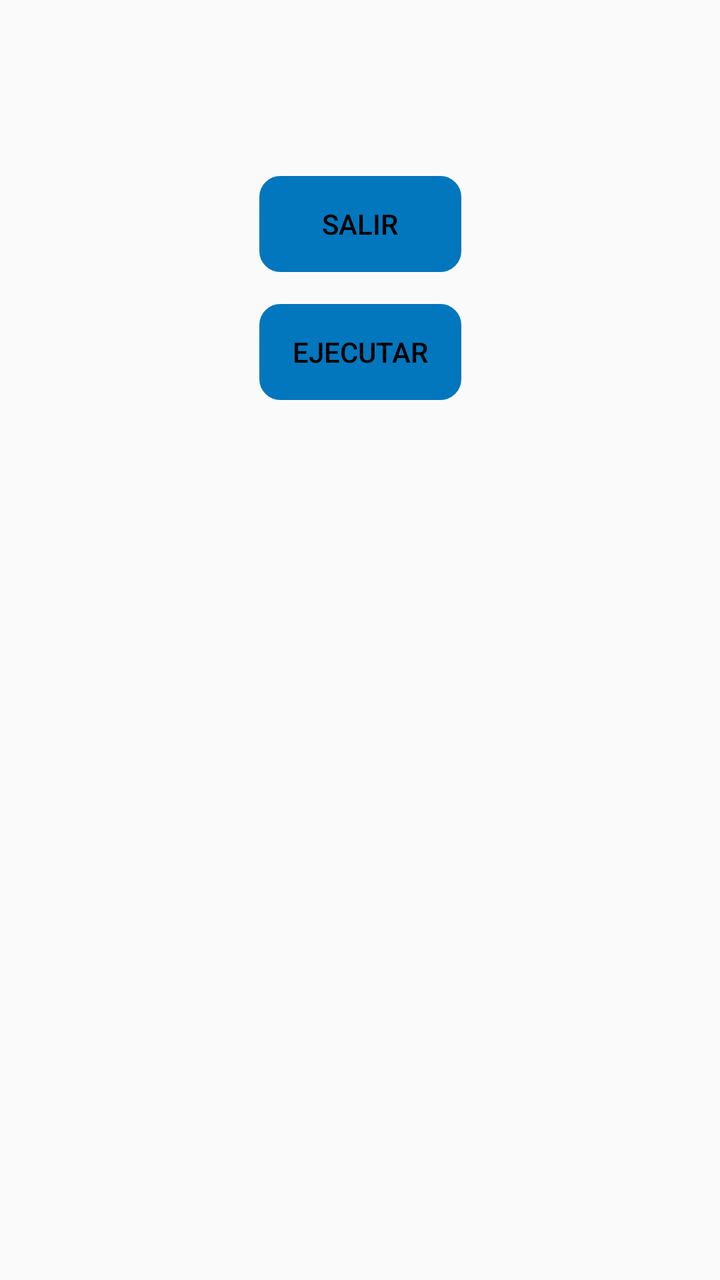
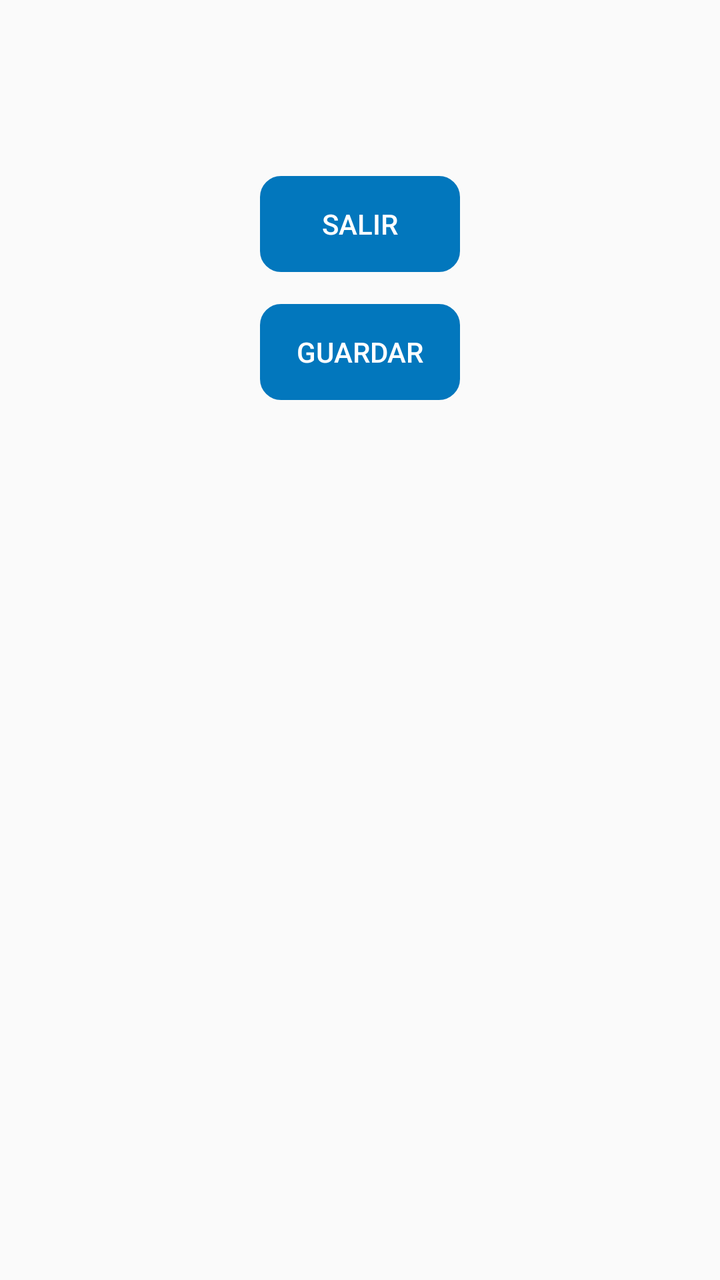

Screens rendered from an Android XML layout before and after an edit, with the pre-edit source and the edit as a unified diff.
<!-- AndroidManifest.xml: application theme AppTheme -->
<!-- res/layout/activity_ejecutar_orden.xml -->
<?xml version="1.0" encoding="utf-8"?>
<FrameLayout xmlns:android="http://schemas.android.com/apk/res/android"
    xmlns:app="http://schemas.android.com/apk/res-auto"
    xmlns:tools="http://schemas.android.com/tools"
    android:layout_width="match_parent"
    android:layout_height="match_parent"
    tools:context=".Fragments.EjecutarOrdenes">

    <ScrollView
        android:layout_width="match_parent"
        android:layout_height="match_parent"
        android:layout_marginTop="80dp">

        <android.support.constraint.ConstraintLayout
            android:layout_width="match_parent"
            android:layout_height="match_parent">


            

            <Button
                android:id="@+id/ejec"
                android:layout_width="101dp"
                android:layout_height="wrap_content"
                android:layout_centerHorizontal="true"
                android:layout_marginTop="16dp"
                android:background="@drawable/boton"
                android:backgroundTint="@color/colorPrimary"
                android:enabled="true"
                android:text="@string/ejecutar"
                android:textColor="#000"
                app:layout_constraintEnd_toEndOf="@+id/salirEjecutarOrd"
                app:layout_constraintHorizontal_bias="0.502"
                app:layout_constraintStart_toStartOf="@+id/salirEjecutarOrd"
                app:layout_constraintTop_toBottomOf="@+id/firmarOrd" />

            <Button
                android:id="@+id/salirEjecutarOrd"
                android:layout_width="101dp"
                android:layout_height="wrap_content"
                android:layout_below="@+id/animado9"
                android:layout_centerHorizontal="true"
                android:layout_marginStart="8dp"
                android:layout_marginTop="8dp"
                android:layout_marginEnd="8dp"
                android:background="@drawable/boton"
                android:backgroundTint="@color/colorPrimary"
                android:text="@string/salir"
                android:textColor="#000"
                app:layout_constraintEnd_toEndOf="parent"
                app:layout_constraintStart_toStartOf="parent"
                app:layout_constraintTop_toTopOf="parent" />
            

            <Button
                android:id="@+id/firmarOrd"
                android:layout_width="101dp"
                android:layout_height="wrap_content"
                android:layout_below="@+id/salirEjecutarOrd"
                android:layout_centerHorizontal="true"
                android:layout_marginTop="16dp"
                android:background="@drawable/boton"
                android:backgroundTint="@color/colorPrimary"
                android:text="@string/firmar"
                android:textColor="#000"
                android:visibility="gone"
                app:layout_constraintEnd_toEndOf="@+id/salirEjecutarOrd"
                app:layout_constraintStart_toStartOf="@+id/salirEjecutarOrd"
                app:layout_constraintTop_toBottomOf="@+id/salirEjecutarOrd" />

        </android.support.constraint.ConstraintLayout>
    </ScrollView>
</FrameLayout>
<!-- resources referenced by this layout -->
<resources>
  <color name="colorPrimary">#0277BD</color>
  <!-- drawable boton (drawable) -->
  <?xml version="1.0" encoding="utf-8"?>
      <shape xmlns:android="http://schemas.android.com/apk/res/android" android:shape="rectangle">
          <stroke  android:width="1dp"/>
          <corners android:radius="10dp"/>
  
  
      </shape>
  <string name="ejecutar">Ejecutar</string>
  <string name="firmar">Firmar</string>
  <string name="salir">Salir</string>
  <style name="AppTheme" parent="Theme.AppCompat.Light.DarkActionBar">
          
          <item name="colorPrimary">@color/colorPrimary</item>
          <item name="colorPrimaryDark">@color/colorPrimaryDark</item>
          <item name="colorAccent">@color/colorAccent</item>
          <item name="android:colorForeground">@android:color/background_dark</item>
      </style>
  <color name="colorPrimaryDark">#004C8C</color>
  <color name="colorAccent">#0000FF</color>
</resources>

<!-- the commit's change to res/layout/activity_ejecutar_orden.xml (unified diff, before → after) -->
@@ -20,15 +20,15 @@
 
             <Button
                 android:id="@+id/ejec"
-                android:layout_width="101dp"
+                android:layout_width="100dp"
                 android:layout_height="wrap_content"
                 android:layout_centerHorizontal="true"
                 android:layout_marginTop="16dp"
                 android:background="@drawable/boton"
                 android:backgroundTint="@color/colorPrimary"
                 android:enabled="true"
-                android:text="@string/ejecutar"
-                android:textColor="#000"
+                android:text="@string/guardar"
+                android:textColor="#fff"
                 app:layout_constraintEnd_toEndOf="@+id/salirEjecutarOrd"
                 app:layout_constraintHorizontal_bias="0.502"
                 app:layout_constraintStart_toStartOf="@+id/salirEjecutarOrd"
@@ -36,7 +36,7 @@
 
             <Button
                 android:id="@+id/salirEjecutarOrd"
-                android:layout_width="101dp"
+                android:layout_width="100dp"
                 android:layout_height="wrap_content"
                 android:layout_below="@+id/animado9"
                 android:layout_centerHorizontal="true"
@@ -46,7 +46,7 @@
                 android:background="@drawable/boton"
                 android:backgroundTint="@color/colorPrimary"
                 android:text="@string/salir"
-                android:textColor="#000"
+                android:textColor="#fff"
                 app:layout_constraintEnd_toEndOf="parent"
                 app:layout_constraintStart_toStartOf="parent"
                 app:layout_constraintTop_toTopOf="parent" />
@@ -54,7 +54,7 @@
 
             <Button
                 android:id="@+id/firmarOrd"
-                android:layout_width="101dp"
+                android:layout_width="100dp"
                 android:layout_height="wrap_content"
                 android:layout_below="@+id/salirEjecutarOrd"
                 android:layout_centerHorizontal="true"
@@ -62,7 +62,7 @@
                 android:background="@drawable/boton"
                 android:backgroundTint="@color/colorPrimary"
                 android:text="@string/firmar"
-                android:textColor="#000"
+                android:textColor="#fff"
                 android:visibility="gone"
                 app:layout_constraintEnd_toEndOf="@+id/salirEjecutarOrd"
                 app:layout_constraintStart_toStartOf="@+id/salirEjecutarOrd"
<!-- resource entries referenced after the edit -->
@@ -9,8 +9,8 @@
   
   
       </shape>
-  <string name="ejecutar">Ejecutar</string>
   <string name="firmar">Firmar</string>
+  <string name="guardar">Guardar</string>
   <string name="salir">Salir</string>
   <style name="AppTheme" parent="Theme.AppCompat.Light.DarkActionBar">
           
